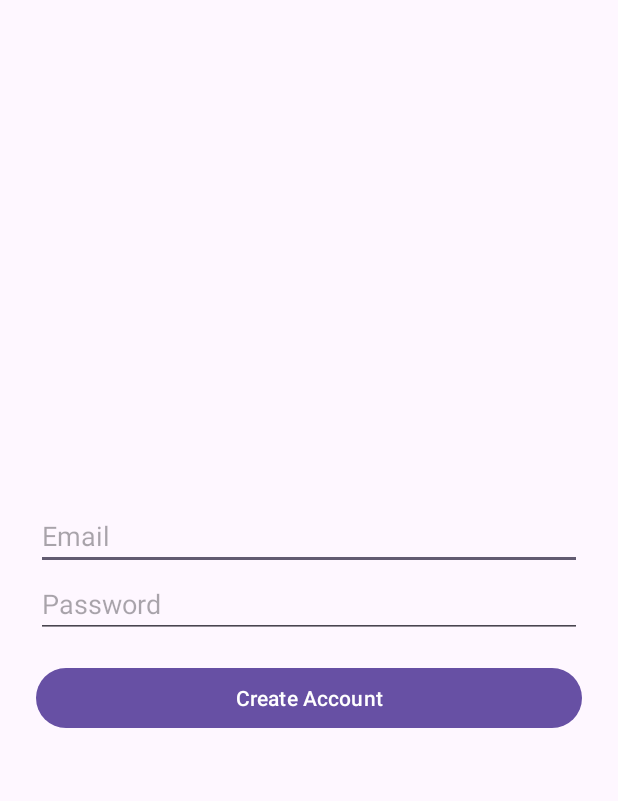
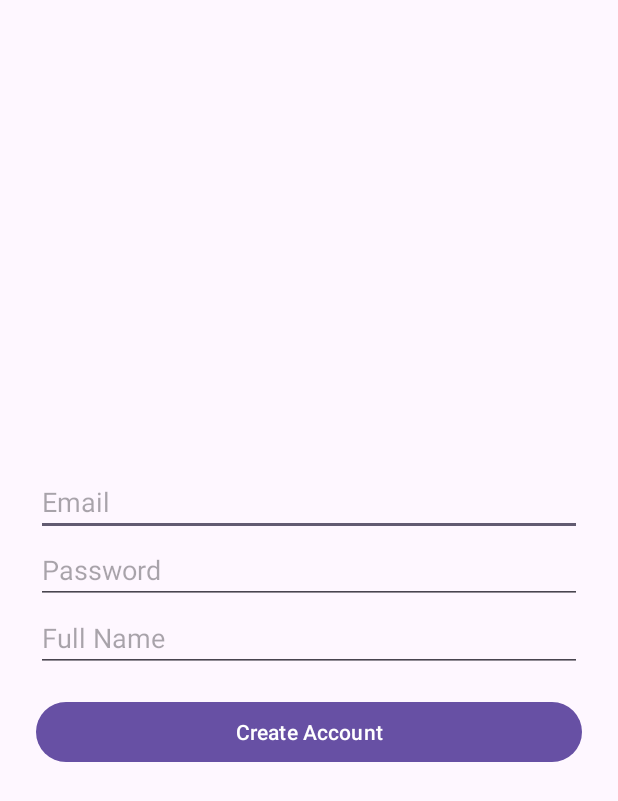
Before and after one commit to nianxiangchuiyan/ISCG7424-Group-Android-, an Android app: the screen it shows after launch (RegisterActivity), after a tap on "Register", on a phone screen of 412 x 824 dp. Shown: the top 801 px of the screen. Run offline under Robolectric (Android 15) with nearby library versions, the phone set to English and light mode, and no system bars; our stand-ins replace Firebase (no records; nobody signed in at launch, a user with empty details on screens opened directly).

Commit message:
Auth: Register and Load user's Display name.

```diff
--- a/app/src/main/java/com/dinecraft/app/BaseActivity.java
+++ b/app/src/main/java/com/dinecraft/app/BaseActivity.java
@@ -143,7 +143,7 @@ public class BaseActivity extends AppCompatActivity {
         ImageView iv_logout = findViewById(R.id.iv_staff_logout);
         if(tv_email==null || iv_logout==null) return;
 
-        tv_email.setText(currentUser.getEmail());
+        tv_email.setText(currentUser.getDisplayName() + "\n" + currentUser.getEmail());
         iv_logout.setOnClickListener(v -> {
             AlertDialog dialog = new AlertDialog.Builder(this)
                     .setTitle("Logout")
--- a/app/src/main/java/com/dinecraft/app/RegisterActivity.java
+++ b/app/src/main/java/com/dinecraft/app/RegisterActivity.java
@@ -17,7 +17,7 @@ import java.util.Map;
 
 public class RegisterActivity extends AppCompatActivity {
 
-    private EditText etEmail, etPassword;
+    private EditText etEmail, etPassword, etName;
     private Button btnCreate;
     private FirebaseAuth auth;
     private FirebaseFirestore db;
@@ -30,6 +30,7 @@ public class RegisterActivity extends AppCompatActivity {
         // Initialize UI elements
         etEmail = findViewById(R.id.etEmail);
         etPassword = findViewById(R.id.etPassword);
+        etName = findViewById(R.id.etName);
         btnCreate = findViewById(R.id.btnCreate);
 
         // Initialize Firebase
@@ -43,6 +44,8 @@ public class RegisterActivity extends AppCompatActivity {
     private void registerUser() {
         String email = etEmail.getText().toString().trim();
         String password = etPassword.getText().toString().trim();
+        String name = etName.getText().toString().trim();
+
 
         // Input validation
         if (TextUtils.isEmpty(email)) {
@@ -60,6 +63,11 @@ public class RegisterActivity extends AppCompatActivity {
             return;
         }
 
+        if (TextUtils.isEmpty(name)) {
+            Toast.makeText(this, "Enter Full Name", Toast.LENGTH_SHORT).show();
+            return;
+        }
+
         // Create account in Firebase Auth
         auth.createUserWithEmailAndPassword(email, password)
                 .addOnCompleteListener(task -> {
@@ -69,6 +77,7 @@ public class RegisterActivity extends AppCompatActivity {
                         // Store user info in Firestore
                         Map<String, Object> user = new HashMap<>();
                         user.put("email", email);
+                        user.put("name", name);
                         user.put("role", "customer"); // Default role
 
                         db.collection("users").document(uid)
--- a/app/src/main/res/layout/activity_register.xml
+++ b/app/src/main/res/layout/activity_register.xml
@@ -20,6 +20,13 @@
         android:hint="Password"
         android:inputType="textPassword" />
 
+    <EditText
+        android:id="@+id/etName"
+        android:layout_width="match_parent"
+        android:layout_height="wrap_content"
+        android:hint="Full Name"
+        android:inputType="text" />
+
     <Button
         android:id="@+id/btnCreate"
         android:layout_width="match_parent"
```
Also changed, not shown: app/src/main/java/com/dinecraft/app/LoginActivity.java (+35 -0 lines).
